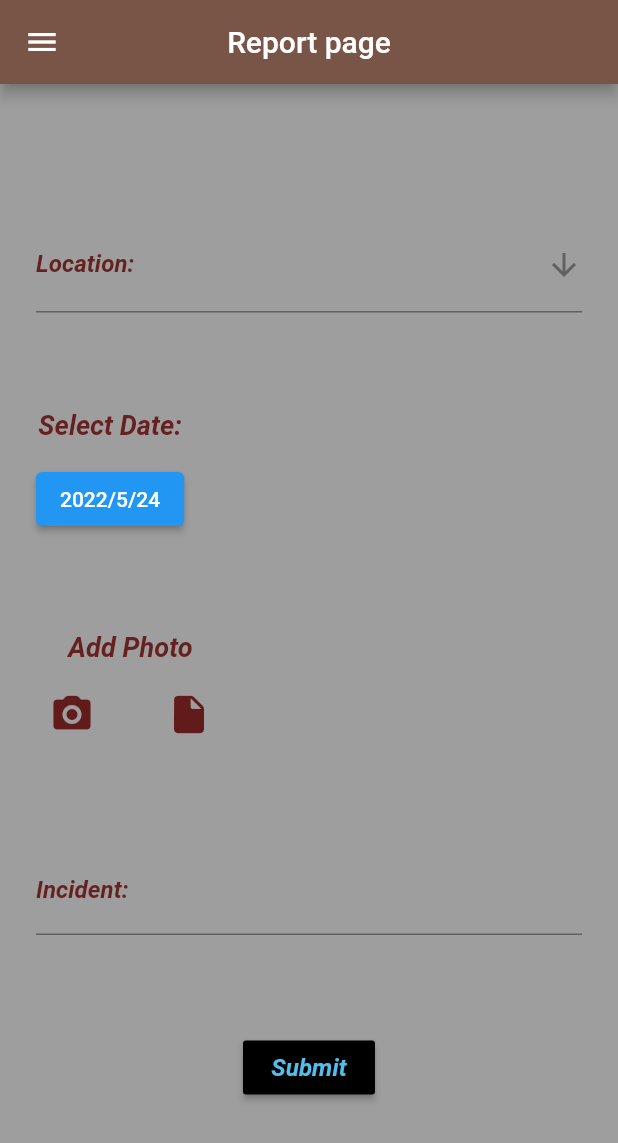
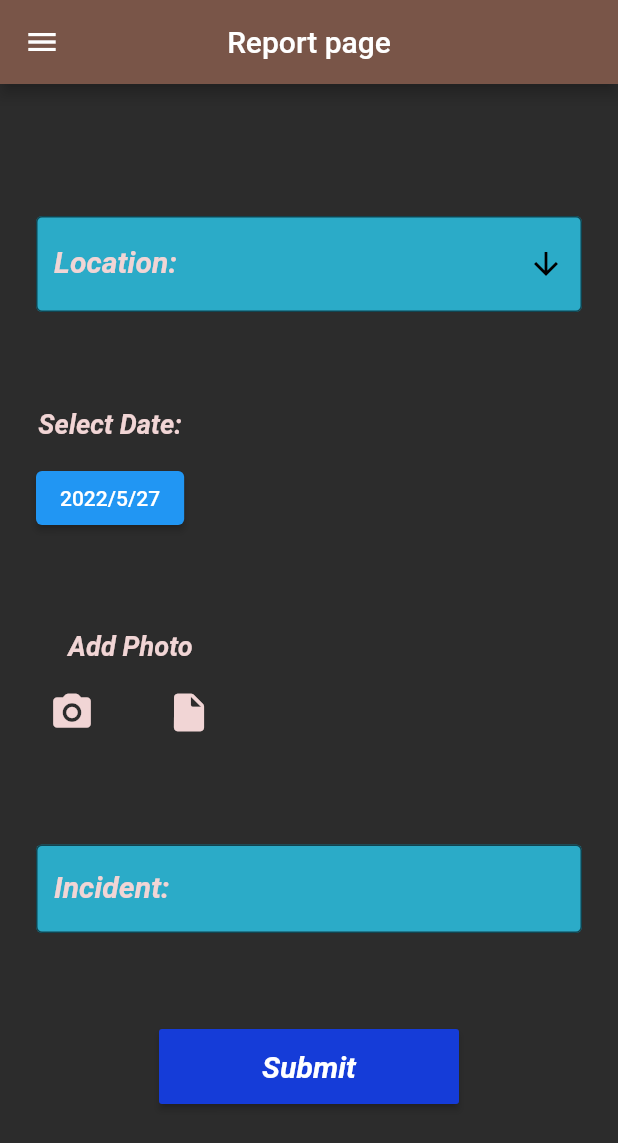
Before and after one commit to Dagim-Fikru/DERASH-Anti-crime-App-using-Flutter, a Flutter app: the screen it shows after launch, after a tap on the "camera alt" icon, on a phone screen of 412 x 824 dp. Shown: the top 1143 px of the screen. Run offline on Flutter 3.47's test engine with Material 2 defaults, Android fonts, the phone set to English and light mode, and no system bars; our stand-ins replace image_picker; missing offline and left inert: dart:html; network calls fail.

Commit message:
some change on report page

```diff
--- a/derash/lib/drawerTop.dart
+++ /dev/null
@@ -1,43 +0,0 @@
-// ignore_for_file: file_names, camel_case_types, prefer_const_literals_to_create_immutables, prefer_const_constructors_in_immutables, prefer_const_constructors
-
-import 'package:flutter/material.dart';
-
-class drawerTop extends StatefulWidget {
-  drawerTop({Key? key}) : super(key: key);
-
-  @override
-  State<drawerTop> createState() => _drawerTopState();
-}
-
-class _drawerTopState extends State<drawerTop> {
-  @override
-  Widget build(BuildContext context) {
-    return Container(
-      color: Colors.blue,
-      width: double.infinity,
-      height: 200,
-      padding: const EdgeInsets.only(top: 20.0),
-      child: Column(mainAxisAlignment: MainAxisAlignment.center, children: [
-        Container(
-          margin: const EdgeInsets.only(bottom: 10),
-          height: 70,
-          decoration: const BoxDecoration(
-            shape: BoxShape.circle,
-            image: DecorationImage(
-              image: NetworkImage(
-                  'https://as2.ftcdn.net/v2/jpg/01/64/19/61/1000_F_164196196_Sq7LZmLMqf7mrV6MeDo7UdBfJoAIyBsG.jpg'),
-            ),
-          ),
-        ),
-        Text(
-          'User Name Here',
-          style: TextStyle(color: Colors.white, fontSize: 20),
-        ),
-        Text(
-          'user@gmail.com',
-          style: TextStyle(color: Colors.grey[200], fontSize: 15),
-        ),
-      ]),
-    );
-  }
-}
--- a/derash/lib/reportPage.dart
+++ b/derash/lib/reportPage.dart
@@ -1,9 +1,9 @@
-// ignore_for_file: file_names, prefer_const_constructors, camel_case_types, unused_field, unused_element, prefer_const_literals_to_create_immutables, deprecated_member_use, body_might_complete_normally_nullable, curly_braces_in_flow_control_structures, avoid_print, avoid_unnecessary_containers, dead_code, unused_local_variable, prefer_typing_uninitialized_variables, unused_import
+// ignore_for_file: file_names, prefer_const_constructors, camel_case_types, unused_field, unused_element, prefer_const_literals_to_create_immutables, deprecated_member_use, body_might_complete_normally_nullable, curly_braces_in_flow_control_structures, avoid_print, avoid_unnecessary_containers, dead_code, unused_local_variable, prefer_typing_uninitialized_variables, unused_import, avoid_web_libraries_in_flutter
+import 'dart:developer';
 import 'dart:html';
-
+import 'package:derash/main.dart';
 import 'package:flutter/material.dart';
 
-import 'drawerTop.dart';
 import 'package:image_picker/image_picker.dart';
 
 class repotPage extends StatefulWidget {
@@ -19,38 +19,50 @@ class _repotPageState extends State<repotPage> {
   late String _incident;
   late File _photo;
 
-  Future getImage(bool isCamera) async {
-    File image;
-    if (isCamera) {
-      image = (await ImagePicker.pickImage(source: ImageSource.camera)) as File;
-    } else {
-      image =
-          (await ImagePicker.pickImage(source: ImageSource.gallery)) as File;
-    }
-    setState(() {
-      _photo = image;
-    });
-  }
+  // Future getImage(bool isCamera) async {
+  //   File image;
+  //   if (isCamera) {
+  //     image = (await ImagePicker.pickImage(source: ImageSource.camera)) as File;
+  //   } else {
+  //     image =
+  //         (await ImagePicker.pickImage(source: ImageSource.gallery)) as File;
+  //   }
+  //   setState(() {
+  //     _photo = image;
+  //   });
+  // }
 
-  var currentPage = drawerMenus.help;
   final GlobalKey<FormState> _formkey = GlobalKey<FormState>();
-  DateTime dateTime = DateTime(2022, 05, 24);
+  DateTime dateTime = DateTime(2022, 05, 27);
 
   Widget _buildLocationField() {
     List<String> locations = ['4kilo', 'Bole', 'Piassa', '5kilo', 'Megenagna'];
     String? selectedLocation;
     return DropdownButtonFormField<String>(
       decoration: InputDecoration(
+          // labelStyle: TextStyle(color: Colors.white),
+          fillColor: Color.fromARGB(255, 43, 171, 200),
+          filled: true,
+          border: OutlineInputBorder(
+            borderSide: const BorderSide(
+                color: Color.fromARGB(255, 1, 1, 1), width: 4.0),
+            // borderRadius: BorderRadius.circular(25.0),
+          ),
           label: Text(
             'Location:',
             style: TextStyle(
-            color: Color.fromARGB(255, 102, 32, 32),
+              color: Color.fromARGB(255, 241, 213, 213),
               fontWeight: FontWeight.bold,
-            fontStyle: FontStyle.italic),
+              fontStyle: FontStyle.italic,
+              fontSize: 20,
+            ),
           )),
       dropdownColor: Color.fromARGB(255, 153, 146, 245),
       value: selectedLocation,
-      icon: Icon(Icons.arrow_downward),
+      icon: Icon(
+        Icons.arrow_downward,
+        color: Color.fromARGB(255, 0, 0, 0),
+      ),
       items: locations
           .map((location) => DropdownMenuItem<String>(
                 value: location,
@@ -84,7 +96,7 @@ class _repotPageState extends State<repotPage> {
           Text(
             'Select Date:',
             style: TextStyle(
-              color: Color.fromARGB(255, 102, 32, 32),
+              color: Color.fromARGB(255, 241, 213, 213),
               fontStyle: FontStyle.italic,
               fontWeight: FontWeight.bold,
               fontSize: 18,
@@ -108,15 +120,20 @@ class _repotPageState extends State<repotPage> {
 
   Widget _buildIncidentField() {
     return TextFormField(
-      cursorColor: Colors.white,
       style: TextStyle(color: Colors.white),
       decoration: InputDecoration(
+          fillColor: Color.fromARGB(255, 43, 171, 200),
+          filled: true,
+          border: OutlineInputBorder(
+            borderSide: const BorderSide(color: Colors.white, width: 4.0),
+            // borderRadius: BorderRadius.circular(25.0),
+          ),
           label: Text(
             'Incident:',
             style: TextStyle(
-            color: Color.fromARGB(255, 102, 32, 32),
+                color: Color.fromARGB(255, 241, 213, 213),
                 fontWeight: FontWeight.bold,
-            // fontSize: 15,
+                fontSize: 20,
                 fontStyle: FontStyle.italic),
           )),
       validator: (incident) {
@@ -139,7 +156,7 @@ class _repotPageState extends State<repotPage> {
             Text(
               'Add Photo',
               style: TextStyle(
-                  color: Color.fromARGB(255, 102, 32, 32),
+                  color: Color.fromARGB(255, 241, 213, 213),
                   fontWeight: FontWeight.bold,
                   fontSize: 18,
                   fontStyle: FontStyle.italic),
@@ -152,12 +169,12 @@ class _repotPageState extends State<repotPage> {
               children: [
                 IconButton(
                   onPressed: () {
-                    getImage(true);
+                    // getImage(true);
                   },
                   icon: Icon(
                     Icons.camera_alt_rounded,
                     size: 30,
-                    color: Color.fromARGB(255, 97, 27, 27),
+                    color: Color.fromARGB(255, 241, 213, 213),
                   ),
                 ),
                 SizedBox(
@@ -165,12 +182,12 @@ class _repotPageState extends State<repotPage> {
                 ),
                 IconButton(
                   onPressed: () {
-                    getImage(false);
+                    // getImage(false);
                   },
                   icon: Icon(
                     Icons.insert_drive_file_rounded,
                     size: 30,
-                    color: Color.fromARGB(255, 97, 27, 27),
+                    color: Color.fromARGB(255, 241, 213, 213),
                   ),
                 ),
               ],
@@ -189,7 +206,7 @@ class _repotPageState extends State<repotPage> {
         backgroundColor: Colors.brown,
         centerTitle: true,
       ),
-      backgroundColor: Colors.grey,
+      backgroundColor: Color.fromARGB(255, 44, 44, 44),
       body: Container(
         margin: EdgeInsets.all(24),
         child: Form(
@@ -202,8 +219,12 @@ class _repotPageState extends State<repotPage> {
               _buildFileUpload(),
               _buildIncidentField(),
               // SizedBox(height: 50),
-              RaisedButton(
-                color: Color.fromARGB(255, 0, 0, 0),
+              ButtonTheme(
+                hoverColor: Colors.black,
+                minWidth: 200.0,
+                height: 50.0,
+                child: RaisedButton(
+                  color: Color.fromARGB(255, 21, 60, 216),
                   onPressed: () {
                     if (!_formkey.currentState!.validate()) {
                       return;
@@ -214,10 +235,11 @@ class _repotPageState extends State<repotPage> {
                   child: Text(
                     'Submit',
                     style: TextStyle(
-                      color: Color.fromARGB(255, 82, 190, 236),
-                      fontSize: 16,
+                        color: Color.fromARGB(255, 255, 255, 255),
+                        fontSize: 20,
                         fontStyle: FontStyle.italic,
                         fontWeight: FontWeight.bold),
+                  ),
                 ),
               )
             ],
@@ -225,22 +247,41 @@ class _repotPageState extends State<repotPage> {
         ),
       ),
       drawer: Drawer(
-        child: SingleChildScrollView(
         child: Container(
+          color: Color.fromARGB(255, 15, 9, 101),
           child: Column(
             children: [
-                drawerTop(),
-                drawerMenu(),
-              ],
+              Container(
+                color: Color.fromARGB(255, 3, 44, 78),
+                width: double.infinity,
+                height: 200,
+                padding: const EdgeInsets.only(top: 20.0),
+                child: Column(
+                    mainAxisAlignment: MainAxisAlignment.center,
+                    children: [
+                      //top of the drawer that is the user photo and name
+                      Container(
+                        margin: const EdgeInsets.only(bottom: 10),
+                        height: 70,
+                        decoration: const BoxDecoration(
+                          shape: BoxShape.circle,
+                          image: DecorationImage(
+                            image: NetworkImage(
+                                'https://as2.ftcdn.net/v2/jpg/01/64/19/61/1000_F_164196196_Sq7LZmLMqf7mrV6MeDo7UdBfJoAIyBsG.jpg'),
                           ),
                         ),
                       ),
+                      Text(
+                        'User Name Here',
+                        style: TextStyle(color: Colors.white, fontSize: 20),
                       ),
-    );
-  }
-
-  Widget drawerMenu() {
-    return Container(
+                      Text(
+                        'user@gmail.com',
+                        style: TextStyle(color: Colors.grey[200], fontSize: 15),
+                      ),
+                    ]),
+              ),
+              Container(
                 padding: EdgeInsets.only(top: 15),
                 child: Column(
                   // list of menus
@@ -249,22 +290,27 @@ class _repotPageState extends State<repotPage> {
                     menus(2, "Logout", Icons.logout),
                   ],
                 ),
+              ),
+            ],
+          ),
+        ),
+      ),
     );
   }
 
   Widget menus(int id, String title, IconData icon) {
     return Material(
-      // color: selected ? Colors.grey[300] : Colors.transparent,
       child: InkWell(
+        hoverColor: Color.fromARGB(48, 0, 121, 169),
         onTap: () {
-          Navigator.pop(context);
-          setState(() {
           if (id == 1) {
-              currentPage == drawerMenus.help;
-            } else if (id == 2) {
-              currentPage == drawerMenus.logout;
+            Navigator.of(context)
+                .push(MaterialPageRoute(builder: (context) => MyApp()));
           }
-          });
+          if (id == 2) {
+            Navigator.of(context)
+                .push(MaterialPageRoute(builder: (context) => MyApp()));
+          }
         },
         child: Padding(
           padding: EdgeInsets.all(15.0),
@@ -294,8 +340,3 @@ class _repotPageState extends State<repotPage> {
     );
   }
 }
-
-enum drawerMenus {
-  help,
-  logout,
-}
```
Lines whose indentation alone changed are shown as unchanged.
